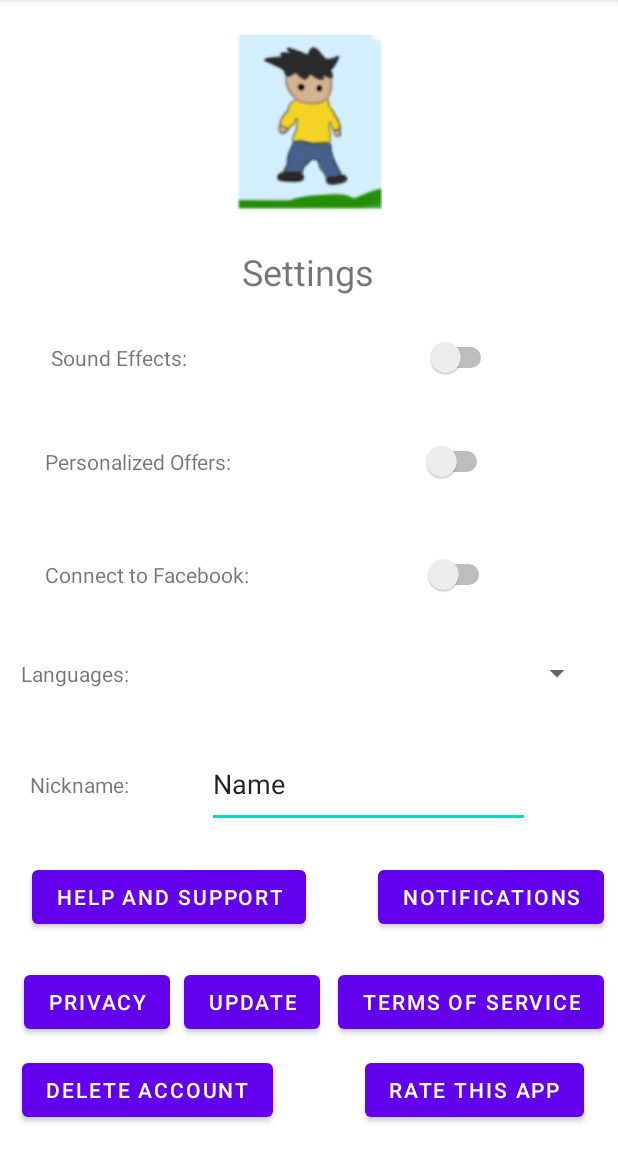
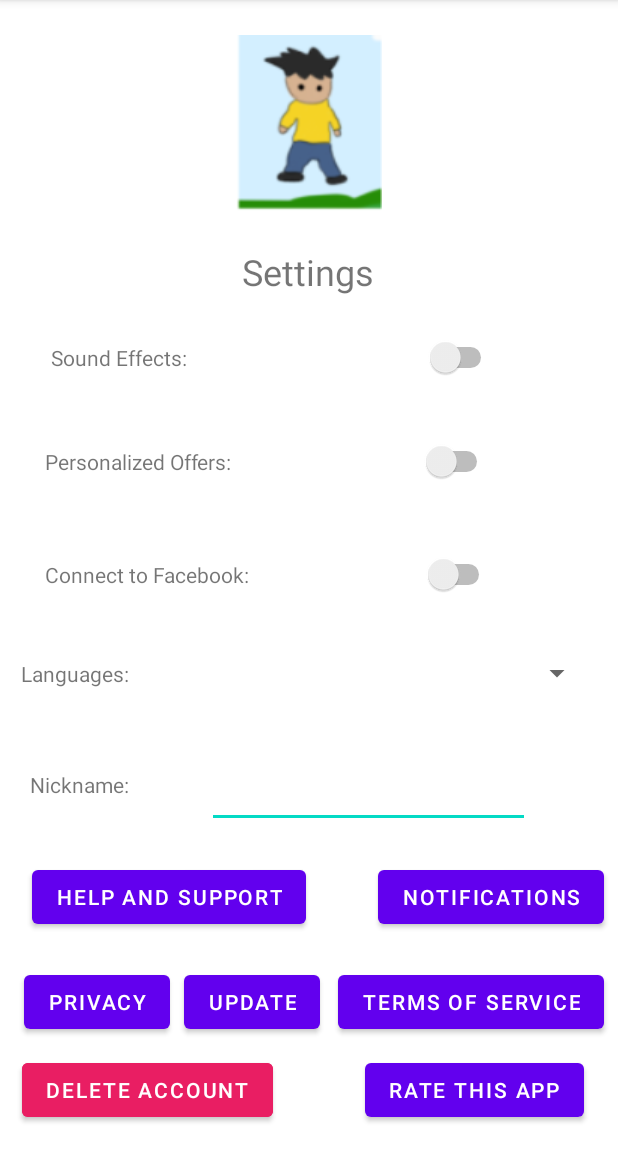
Before and after one commit to gaddi22/MonsterRun, an Android app: the SettingsActivity screen opened directly, with no data from a screen before it, on a phone screen of 412 x 824 dp, the part 84-1236 px from its top. Run offline under Robolectric (Android 15) with nearby library versions, the phone set to English and light mode, and no system bars.

Commit message:
UI Users

```diff
--- a/app/src/main/res/layout/activity_settings.xml
+++ b/app/src/main/res/layout/activity_settings.xml
@@ -11,7 +11,7 @@
       android:id="@+id/button4se"
       android:layout_width="wrap_content"
       android:layout_height="wrap_content"
-      android:text="@string/button4se"
+      android:text="@string/buttonupdate"
       app:layout_constraintBottom_toBottomOf="@+id/button5se"
       app:layout_constraintEnd_toStartOf="@+id/button5se"
       app:layout_constraintHorizontal_bias="0.444"
@@ -22,7 +22,7 @@
       android:id="@+id/textView2se"
       android:layout_width="wrap_content"
       android:layout_height="wrap_content"
-      android:text="@string/textView2se"
+      android:text="@string/textViewsound"
       app:layout_constraintBottom_toBottomOf="@+id/switch1"
       app:layout_constraintEnd_toStartOf="@+id/switch1"
       app:layout_constraintHorizontal_bias="0.2"
@@ -68,7 +68,7 @@
       android:id="@+id/textView3se"
       android:layout_width="wrap_content"
       android:layout_height="wrap_content"
-      android:text="@string/textView3se"
+      android:text="@string/textViewoffers"
       app:layout_constraintBottom_toBottomOf="@+id/switch2"
       app:layout_constraintEnd_toEndOf="parent"
       app:layout_constraintHorizontal_bias="0.105"
@@ -79,7 +79,7 @@
       android:id="@+id/textView4se"
       android:layout_width="wrap_content"
       android:layout_height="wrap_content"
-      android:text="@string/textView4se"
+      android:text="@string/textViewfacebook"
       app:layout_constraintBottom_toBottomOf="@+id/switch3"
       app:layout_constraintEnd_toEndOf="parent"
       app:layout_constraintHorizontal_bias="0.109"
@@ -90,7 +90,7 @@
       android:id="@+id/textView5se"
       android:layout_width="wrap_content"
       android:layout_height="wrap_content"
-      android:text="@string/textView5se"
+      android:text="@string/textViewlang"
       app:layout_constraintBottom_toBottomOf="@+id/spinner"
       app:layout_constraintEnd_toStartOf="@+id/spinner"
       app:layout_constraintHorizontal_bias="0.424"
@@ -112,7 +112,7 @@
       android:id="@+id/textView6se"
       android:layout_width="wrap_content"
       android:layout_height="wrap_content"
-      android:text="@string/textView6se"
+      android:text="@string/textViewnickname"
       app:layout_constraintBottom_toBottomOf="@+id/editTextTextPersonName3"
       app:layout_constraintEnd_toEndOf="parent"
       app:layout_constraintHorizontal_bias="0.057"
@@ -125,7 +125,6 @@
       android:layout_height="58dp"
       android:ems="10"
       android:inputType="textPersonName"
-      android:text="Name"
       app:layout_constraintBottom_toBottomOf="parent"
       app:layout_constraintEnd_toEndOf="parent"
       app:layout_constraintHorizontal_bias="0.467"
@@ -138,7 +137,7 @@
       android:layout_width="wrap_content"
       android:layout_height="wrap_content"
       android:layout_marginStart="4dp"
-      android:text="@string/button1se"
+      android:text="@string/buttonhelp"
       app:layout_constraintBottom_toBottomOf="@+id/button2se"
       app:layout_constraintEnd_toStartOf="@+id/button2se"
       app:layout_constraintHorizontal_bias="0.266"
@@ -150,7 +149,7 @@
       android:layout_width="wrap_content"
       android:layout_height="wrap_content"
       android:layout_marginBottom="76dp"
-      android:text="@string/button5se"
+      android:text="@string/buttontos"
       app:layout_constraintBottom_toBottomOf="parent"
       app:layout_constraintEnd_toEndOf="parent"
       app:layout_constraintHorizontal_bias="0.961"
@@ -160,7 +159,7 @@
       android:id="@+id/button3se"
       android:layout_width="wrap_content"
       android:layout_height="wrap_content"
-      android:text="@string/button3se"
+      android:text="@string/buttonprivacy"
       app:layout_constraintBottom_toBottomOf="@+id/button4se"
       app:layout_constraintEnd_toEndOf="parent"
       app:layout_constraintHorizontal_bias="0.051"
@@ -172,7 +171,7 @@
       android:id="@+id/button2se"
       android:layout_width="wrap_content"
       android:layout_height="wrap_content"
-      android:text="@string/button2se"
+      android:text="@string/buttonnotify"
       app:layout_constraintBottom_toTopOf="@+id/button5se"
       app:layout_constraintEnd_toEndOf="parent"
       app:layout_constraintHorizontal_bias="0.965"
@@ -183,7 +182,8 @@
       android:id="@+id/button6se"
       android:layout_width="wrap_content"
       android:layout_height="wrap_content"
-      android:text="@string/button6se"
+      android:backgroundTint="#E91E63"
+      android:text="@string/buttondelete"
       app:layout_constraintBottom_toBottomOf="parent"
       app:layout_constraintEnd_toEndOf="parent"
       app:layout_constraintHorizontal_bias="0.06"
@@ -195,7 +195,7 @@
       android:id="@+id/button7se"
       android:layout_width="wrap_content"
       android:layout_height="wrap_content"
-      android:text="@string/button7se"
+      android:text="@string/buttonrate"
       app:layout_constraintBottom_toBottomOf="parent"
       app:layout_constraintEnd_toEndOf="parent"
       app:layout_constraintHorizontal_bias="0.728"
@@ -217,7 +217,7 @@
       android:id="@+id/textView1se"
       android:layout_width="wrap_content"
       android:layout_height="wrap_content"
-      android:text="@string/textView1se"
+      android:text="@string/textViewsettings"
       android:textSize="24sp"
       app:layout_constraintBottom_toBottomOf="parent"
       app:layout_constraintEnd_toEndOf="parent"
--- a/app/src/main/res/values/strings.xml
+++ b/app/src/main/res/values/strings.xml
@@ -27,21 +27,21 @@
     <string name="textViewharddesc">12,000 or more steps a day</string>
 
     /* Activity Settings */
-    <string name="textView1se">Settings</string>
-    <string name="textView2se">Sound Effects:</string>
-    <string name="textView3se">Personalized Offers:</string>
-    <string name="textView4se">Connect to Facebook:</string>
-    <string name="textView5se">Languages:</string>
-    <string name="textView6se">Nickname:</string>
+    <string name="textViewsettings">Settings</string>
+    <string name="textViewsound">Sound Effects:</string>
+    <string name="textViewoffers">Personalized Offers:</string>
+    <string name="textViewfacebook">Connect to Facebook:</string>
+    <string name="textViewlang">Languages:</string>
+    <string name="textViewnickname">Nickname:</string>
 
 
-    <string name="button1se">Help and Support</string>
-    <string name="button2se">Notifications</string>
-    <string name="button3se">Privacy</string>
-    <string name="button4se">Update</string>
-    <string name="button5se">Terms of Service</string>
-    <string name="button6se">Delete Account</string>
-    <string name="button7se">Rate This App</string>
+    <string name="buttonhelp">Help and Support</string>
+    <string name="buttonnotify">Notifications</string>
+    <string name="buttonprivacy">Privacy</string>
+    <string name="buttonupdate">Update</string>
+    <string name="buttontos">Terms of Service</string>
+    <string name="buttondelete">Delete Account</string>
+    <string name="buttonrate">Rate This App</string>
 
 
     /* Activity Inventory */
```
